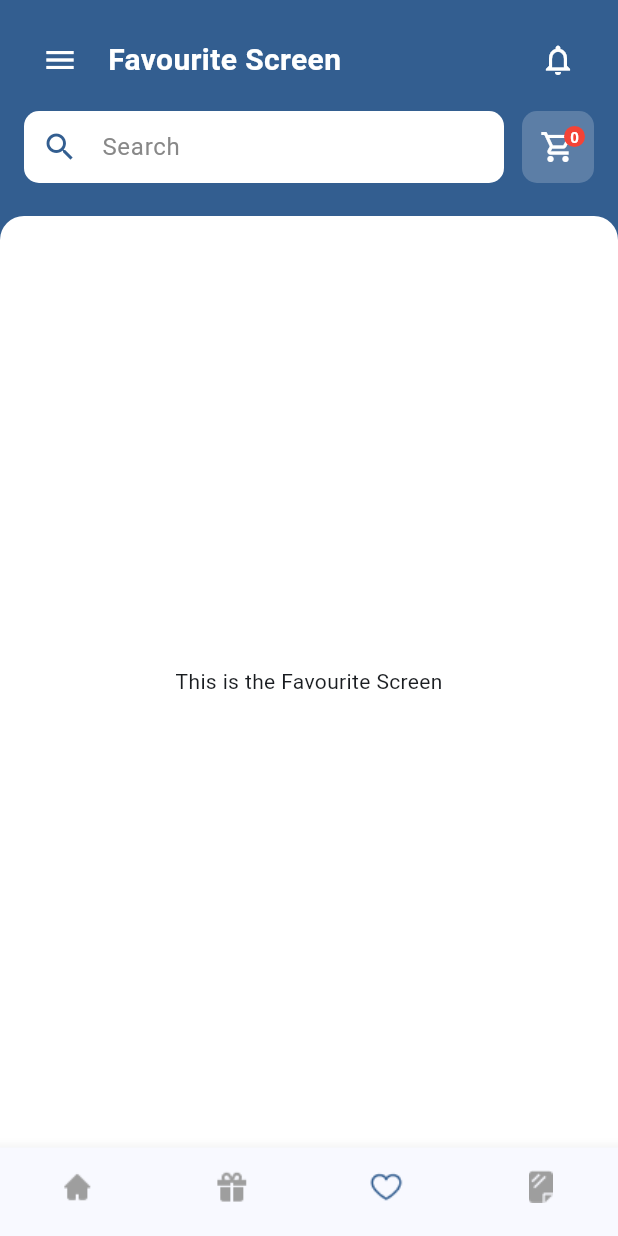
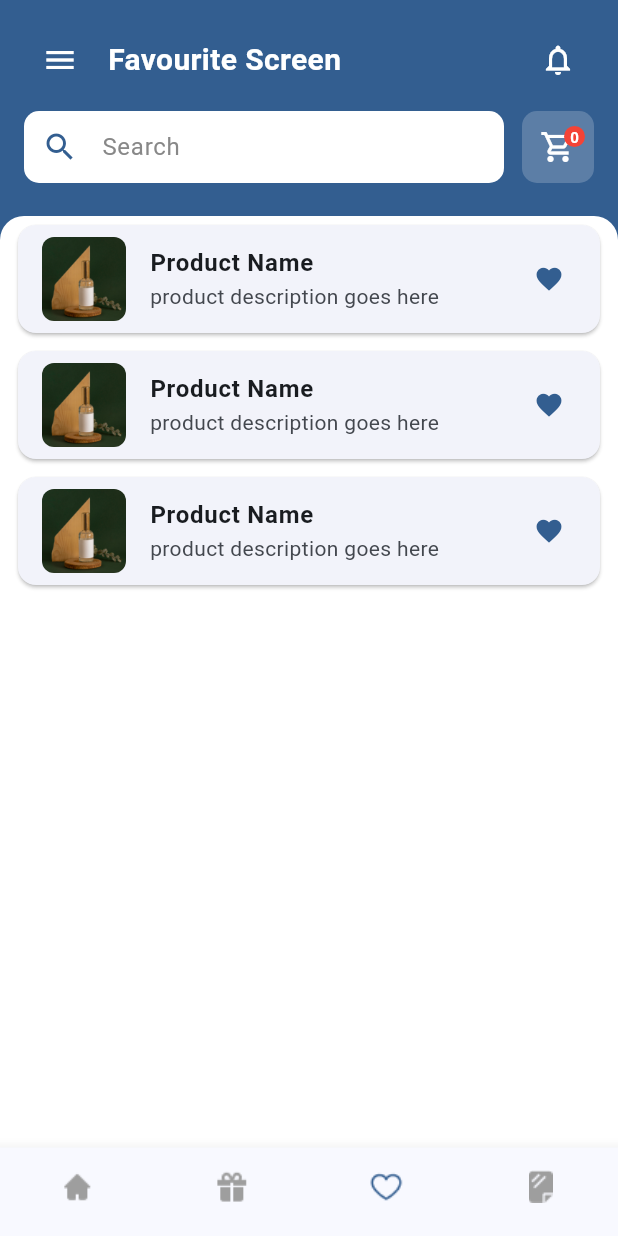
Before and after one commit to Mahmoud810/AST-Graduation-Project, a Flutter app: the NavBar screen opened by its route, item 3 of the bottom bar chosen, on a phone screen of 412 x 824 dp. Run offline on Flutter 3.47's test engine with Material 3 defaults, Android fonts, the phone set to English and light mode, and no system bars; our stand-ins replace cached_network_image, cloud_firestore, dartz, dio, firebase_auth, firebase_core and 13 more; accounts and stored records are empty.

Commit message:
create product details screen and favoritae screen

```diff
--- a/lib/NavBar.dart
+++ b/lib/NavBar.dart
@@ -4,7 +4,7 @@ import 'package:graduation_project/constants.dart';
 import 'package:graduation_project/core/core/assets/genImages/imageAssets.dart';
 import 'screens/NavBar/HomeScreen.dart';
 import 'screens/NavBar/GiftScreen.dart';
-import 'screens/NavBar/FavouriteScreen.dart';
+import 'screens/NavBar/Favourite/FavouriteScreen.dart';
 import 'screens/NavBar/UploadScreen.dart';
 // const Color AppColors.appbarColor = Colors.blue; // Define your app color here
 
--- /dev/null
+++ b/lib/screens/NavBar/Favourite/FavouriteScreen.dart
@@ -0,0 +1,47 @@
+import 'package:flutter/material.dart';
+import 'package:graduation_project/screens/BaseViews/BaseView.dart';
+import '../../BaseViews/BaseBackView.dart';
+import 'favouriteCell.dart'; // renamed properly
+
+class FavouriteScreen extends StatelessWidget {
+  const FavouriteScreen({super.key});
+
+  @override
+  Widget build(BuildContext context) {
+    final List<Map<String, dynamic>> items = [
+      {
+        'title': 'Product Name',
+        'subtitle': 'product description goes here',
+        'image': 'assets/product.jpg',
+        'quantity': 1,
+      },
+      {
+        'title': 'Product Name',
+        'subtitle': 'product description goes here',
+        'image': 'assets/product.jpg',
+        'quantity': 2,
+      },
+      {
+        'title': 'Product Name',
+        'subtitle': 'product description goes here',
+        'image': 'assets/product.jpg',
+        'quantity': 3,
+      },
+    ];
+
+    return BaseView(
+      title: 'Favourite Screen',
+      body: ListView.builder(
+        itemCount: items.length,
+        itemBuilder: (context, index) {
+          final item = items[index];
+          return CustomCell(
+            title: item['title'],
+            subtitle: item['subtitle'],
+            image: item['image'],
+          );
+        },
+      ),
+    );
+  }
+}
--- /dev/null
+++ b/lib/screens/NavBar/Favourite/favouriteCell.dart
@@ -0,0 +1,48 @@
+import 'package:flutter/material.dart';
+import '../../../constants.dart';
+import '../../ProductDetails/ProductDetails.dart';
+
+class CustomCell extends StatelessWidget {
+  final String title;
+  final String subtitle;
+  final String image;
+
+  const CustomCell({
+    Key? key,
+    required this.title,
+    required this.subtitle,
+    required this.image,
+  }) : super(key: key);
+
+  @override
+  Widget build(BuildContext context) {
+    return Card(
+      margin: const EdgeInsets.symmetric(horizontal: 12, vertical: 6),
+      child: ListTile(
+        leading: ClipRRect(
+          borderRadius: BorderRadius.circular(8),
+          child: Image.asset(image, width: 56, height: 56, fit: BoxFit.cover),
+        ),
+        title: Text(title, style: const TextStyle(fontWeight: FontWeight.bold)),
+        subtitle: Text(subtitle),
+        trailing: const Icon(
+          Icons.favorite,
+          color: AppColors.appColor,
+          size: 20,
+        ),
+        onTap: () {
+          Navigator.push(
+            context,
+            MaterialPageRoute(
+              builder: (context) => ProductDetailsScreen(
+                title: title,
+                description: subtitle,
+                image: image,
+              ),
+            ),
+          );
+        },
+      ),
+    );
+  }
+}
--- a/lib/screens/NavBar/FavouriteScreen.dart
+++ /dev/null
@@ -1,15 +0,0 @@
-import 'package:flutter/material.dart';
-import 'package:graduation_project/screens/BaseViews/BaseView.dart';
-import '../BaseViews/BaseBackView.dart';
-
-class FavouriteScreen extends StatelessWidget {
-  const FavouriteScreen({super.key});
-
-  @override
-  Widget build(BuildContext context) {
-    return BaseView(
-      title: 'Favourite Screen',
-      body: const Center(child: Text('This is the Favourite Screen')),
-    );
-  }
-}
```
Also changed, not shown: lib/screens/ProductDetails/ProductDetails.dart (added, +127 -0 lines), 60 other files.
